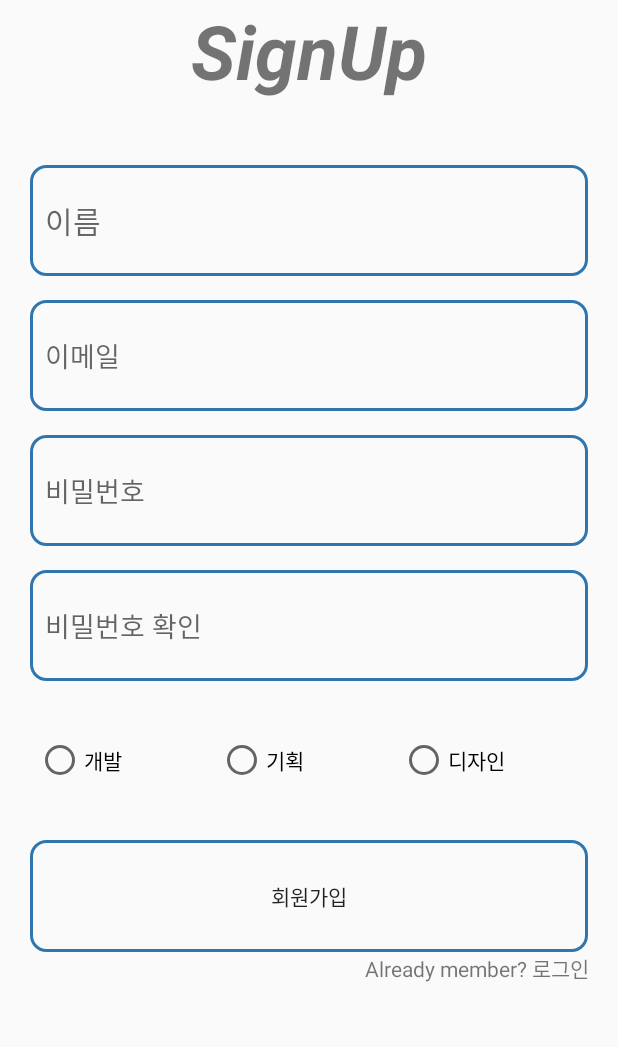
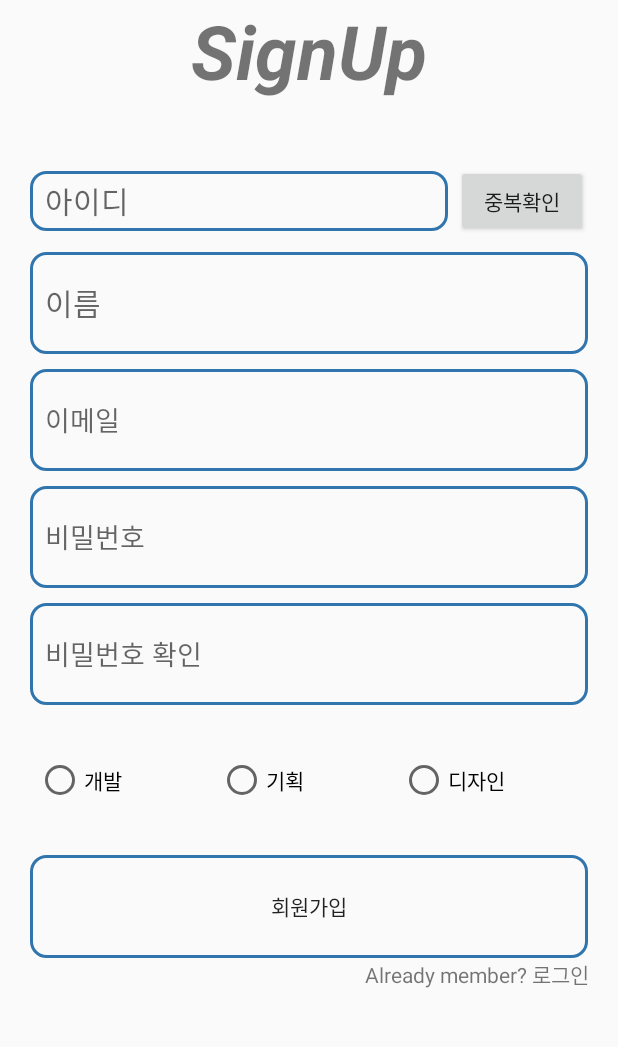
Before and after one commit to woogj/LEEKIM, an Android app: the SignupActivity screen opened directly, with no data from a screen before it, after a tap on "회원가입", on a phone screen of 412 x 824 dp, the part 179-1226 px from its top. Run offline under Robolectric (Android 15) with nearby library versions, the phone set to English and light mode, and no system bars.

Commit message:
회원가입 레이아웃 토스트 기능 추가

```diff
--- a/MobileWhiteBoard/app/src/main/java/project14_1/cookandroid/com/mobilewhiteboard/SignupActivity.java
+++ b/MobileWhiteBoard/app/src/main/java/project14_1/cookandroid/com/mobilewhiteboard/SignupActivity.java
@@ -6,19 +6,61 @@ import android.view.View;
 import android.widget.Button;
 import android.support.v7.app.AppCompatActivity;
 import android.os.Bundle;
+import android.widget.EditText;
 import android.widget.TextView;
+import android.widget.Toast;
 
 /**
+ * 마지막 수정 2018-01-25 이지연
+ * 변수 id, pass, name, email, repass 추가
+ * 토스트기능 추가
  * Created by com on 2018-01-21.
  */
 public class SignupActivity extends AppCompatActivity {
+
+    Button btnResister;
+    TextView txtLoginGo;
+    EditText edtID,edtName, edtEmail, edtPw, edtRePw;
+    String id,pass, name, email, repass ;
 
     @Override
     protected void onCreate(Bundle savedInstanceState) {
       super.onCreate(savedInstanceState);
         setContentView(R.layout.activity_signup);
 
-        TextView txtLoginGo = (TextView) findViewById(R.id.txtLoginGo);
+        txtLoginGo = (TextView) findViewById(R.id.txtLoginGo);
+        btnResister = (Button) findViewById(R.id.btnResister);
+        edtID = (EditText) findViewById(R.id.edtID);
+        edtName = (EditText) findViewById(R.id.edtName);
+        edtEmail = (EditText) findViewById(R.id.edtEmail);
+        edtPw = (EditText) findViewById(R.id.edtPw);
+        edtRePw = (EditText) findViewById(R.id.edtRePw);
+
+        btnResister.setOnClickListener(new View.OnClickListener() {
+            @Override
+            public void onClick(View v) {
+
+                id = edtID.getText().toString().trim();
+                pass = edtPw.getText().toString().trim();
+                name = edtName.getText().toString().trim();
+                email = edtEmail.getText().toString().trim();
+                repass = edtRePw.getText().toString().trim();
+
+                if (id.isEmpty() || name.isEmpty() || email.isEmpty() || repass.isEmpty()|| pass.isEmpty()) {
+                    Toast.makeText(getApplicationContext(), "정보를 모두 입력해주세요!", Toast.LENGTH_SHORT).show();
+                } else {
+                    if (pass.equals(repass)){
+                        Toast.makeText(getApplicationContext(), "가입완료!", Toast.LENGTH_SHORT).show();
+                        Intent intent = new Intent(getApplication(), MainActivity.class);
+                        startActivity(intent);
+                    }else{
+                        Toast.makeText(getApplicationContext(), "비밀번호와 비밀번호 확인이 다르게 입력되었습니다!", Toast.LENGTH_SHORT).show();
+                    }
+                    //Toast.makeText(getApplicationContext(), "id = " + id + "password = " + pass + "checked = " + cb_autologin.isChecked(), Toast.LENGTH_SHORT).show();
+                }
+            }
+        });
+
         txtLoginGo.setOnTouchListener(new View.OnTouchListener() {
             @Override
             public boolean onTouch(View v, MotionEvent event) {
--- a/MobileWhiteBoard/app/src/main/res/layout/activity_signup.xml
+++ b/MobileWhiteBoard/app/src/main/res/layout/activity_signup.xml
@@ -34,12 +34,39 @@
         android:padding="20dp"
         android:orientation="vertical">
 
+        <LinearLayout
+            android:layout_width="match_parent"
+            android:layout_height="wrap_content"
+            android:orientation="horizontal">
+
+            <EditText
+                android:id="@+id/edtID"
+                android:layout_width="wrap_content"
+                android:layout_height="match_parent"
+                android:paddingLeft="10dp"
+                android:layout_marginTop="4dp"
+                android:layout_marginBottom="4dp"
+                android:layout_weight="0.15"
+                android:background="@drawable/round_button_base_blue"
+                android:textSize="20dp"
+                android:hint="아이디"
+                />
+            <Button
+                android:id="@+id/checkID"
+                android:text="중복확인"
+                android:layout_marginLeft="5dp"
+                android:layout_width="wrap_content"
+                android:layout_height="wrap_content" />
+        </LinearLayout>
+
+
         <EditText
             android:id="@+id/edtName"
             android:layout_width="match_parent"
             android:layout_height="0dp"
             android:paddingLeft="10dp"
             android:layout_weight="0.15"
+            android:layout_marginTop="10dp"
             android:background="@drawable/round_button_base_blue"
             android:textSize="20dp"
             android:hint="이름"
@@ -50,7 +77,7 @@
             android:layout_width="match_parent"
             android:layout_height="0dp"
             android:paddingLeft="10dp"
-            android:layout_marginTop="16dp"
+            android:layout_marginTop="10dp"
             android:layout_weight="0.15"
             android:background="@drawable/round_button_base_blue"
             android:hint="이메일"
@@ -61,7 +88,7 @@
             android:layout_width="match_parent"
             android:layout_height="0dp"
             android:paddingLeft="10dp"
-            android:layout_marginTop="16dp"
+            android:layout_marginTop="10dp"
             android:layout_weight="0.15"
             android:background="@drawable/round_button_base_blue"
             android:hint="비밀번호" />
@@ -71,7 +98,7 @@
             android:layout_width="match_parent"
             android:layout_height="0dp"
             android:paddingLeft="10dp"
-            android:layout_marginTop="16dp"
+            android:layout_marginTop="10dp"
             android:layout_weight="0.15"
             android:background="@drawable/round_button_base_blue"
             android:hint="비밀번호 확인" />
```
